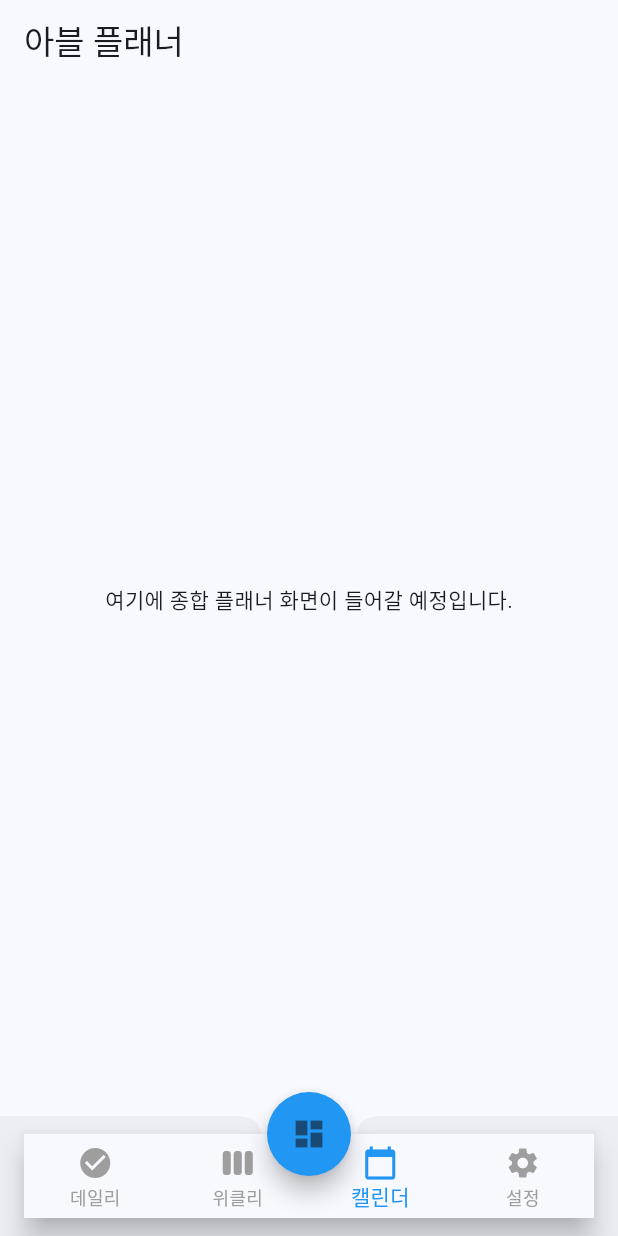
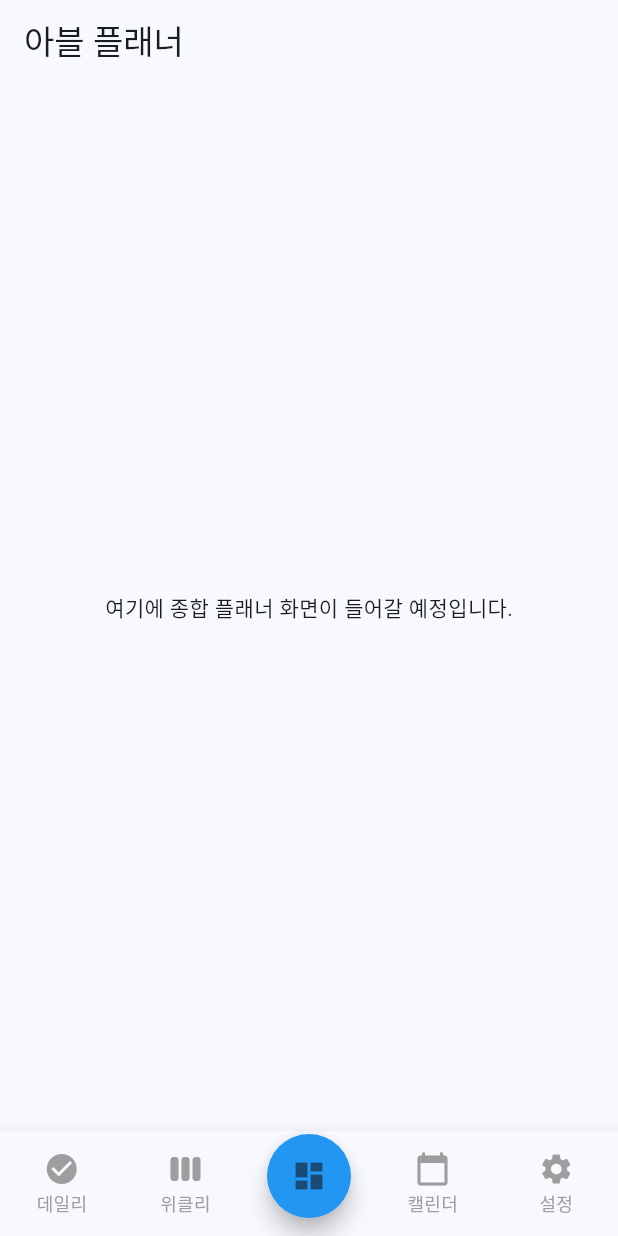
Before and after one commit to JeongHyeon-Jo/abeul_planner, a Flutter app: the screen it shows after launch, on a phone screen of 412 x 824 dp. Run offline on Flutter 3.47's test engine with Material 3 defaults, Android fonts, the phone set to English and light mode, and no system bars; our stand-ins replace go_router, table_calendar.

Commit message:
[Bug Fix] 바텀 네비게이션 바 오버플로우 문제 해결

```diff
--- a/lib/features/home_planner/presentation/widget/planner_scaffold.dart
+++ b/lib/features/home_planner/presentation/widget/planner_scaffold.dart
@@ -30,8 +30,10 @@ class _PlannerScaffoldState extends State<PlannerScaffold> {
   Widget build(BuildContext context) {
     return Scaffold(
       body: widget.child,
+
+      /// 가운데 떠 있는 플로팅 버튼
       floatingActionButton: Transform.translate(
-        offset: const Offset(0, 12), // 아래로 12px 이동
+        offset: const Offset(0, 30),
         child: FloatingActionButton(
           onPressed: () => _onItemTapped(2),
           backgroundColor: Colors.blue,
@@ -40,15 +42,8 @@ class _PlannerScaffoldState extends State<PlannerScaffold> {
         ),
       ),
       floatingActionButtonLocation: FloatingActionButtonLocation.centerDocked,
-
-      // BottomAppBar + BottomNavigationBar 구조 분리
-      bottomNavigationBar: BottomAppBar(
-        shape: const CircularNotchedRectangle(),
-        notchMargin: 6.0,
-        child: SizedBox(
-          height: 60,
-          child: SafeArea(
-            top: false,
+      bottomNavigationBar: SizedBox(
+        height: 70,
         child: BottomNavigationBar(
           currentIndex:
               _currentIndex > 2 ? _currentIndex - 1 : _currentIndex,
@@ -61,13 +56,27 @@ class _PlannerScaffoldState extends State<PlannerScaffold> {
           unselectedItemColor: Colors.grey,
           showUnselectedLabels: true,
           items: const [
-                BottomNavigationBarItem(icon: Icon(Icons.check_circle), label: '데일리'),
-                BottomNavigationBarItem(icon: Icon(Icons.view_week), label: '위클리'),
-                BottomNavigationBarItem(icon: Icon(Icons.calendar_today), label: '캘린더'),
-                BottomNavigationBarItem(icon: Icon(Icons.settings), label: '설정'),
+            BottomNavigationBarItem(
+              icon: Icon(Icons.check_circle),
+              label: '데일리',
+            ),
+            BottomNavigationBarItem(
+              icon: Icon(Icons.view_week),
+              label: '위클리',
+            ),
+            BottomNavigationBarItem(
+              icon: SizedBox.shrink(), // 가운데 빈 공간
+              label: '',
+            ),
+            BottomNavigationBarItem(
+              icon: Icon(Icons.calendar_today),
+              label: '캘린더',
+            ),
+            BottomNavigationBarItem(
+              icon: Icon(Icons.settings),
+              label: '설정',
+            ),
           ],
-            ),
-          ),
         ),
       ),
     );
```
Lines whose indentation alone changed are shown as unchanged.
